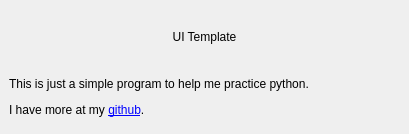
Above: about.ui from BrianHammond/Qt_Designer_Template before the change. Below: the same form after it.
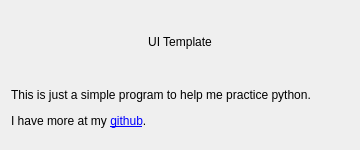
That is the form after the change. Icons and pictures are not drawn.

What changed in the file:
```diff
--- a/about.ui
+++ b/about.ui
@@ -1,25 +1,31 @@
 <?xml version="1.0" encoding="UTF-8"?>
 <ui version="4.0">
- <class>About</class>
- <widget class="QMainWindow" name="About">
+ <class>Form</class>
+ <widget class="QWidget" name="Form">
   <property name="geometry">
    <rect>
     <x>0</x>
     <y>0</y>
-    <width>409</width>
-    <height>134</height>
+    <width>360</width>
+    <height>150</height>
    </rect>
   </property>
   <property name="sizePolicy">
-   <sizepolicy hsizetype="Minimum" vsizetype="Minimum">
+   <sizepolicy hsizetype="Fixed" vsizetype="Fixed">
     <horstretch>0</horstretch>
     <verstretch>0</verstretch>
    </sizepolicy>
   </property>
+  <property name="minimumSize">
+   <size>
+    <width>360</width>
+    <height>150</height>
+   </size>
+  </property>
   <property name="maximumSize">
    <size>
-    <width>409</width>
-    <height>134</height>
+    <width>360</width>
+    <height>150</height>
    </size>
   </property>
   <property name="windowTitle">
@@ -29,7 +35,6 @@
    <iconset>
     <normaloff>icon/ms_icon.jpg</normaloff>icon/ms_icon.jpg</iconset>
   </property>
-  <widget class="QWidget" name="centralwidget">
    <layout class="QVBoxLayout" name="verticalLayout">
     <item>
      <widget class="QLabel" name="label">
@@ -61,7 +66,6 @@
      </widget>
     </item>
    </layout>
-  </widget>
  </widget>
  <resources/>
  <connections/>
```
Lines whose indentation alone changed are shown as unchanged.
